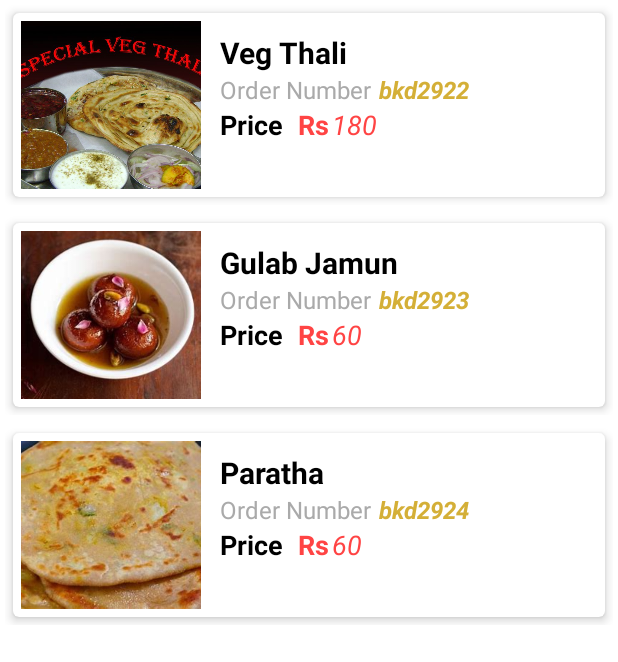
After one commit to Avi2001tech/Baba_ka_Dhaba, an Android app: the OrderActivity screen opened directly, with no data from a screen before it, on a phone screen of 412 x 824 dp. The commit adds this screen. Shown: the top 662 px of the screen. Run offline under Robolectric (Android 15) with nearby library versions, the phone set to English and light mode, and no system bars.

Commit message:
Created Order activity page but not intent passed yet,the order activity is a recycler view list

```diff
--- a/app/src/main/AndroidManifest.xml
+++ b/app/src/main/AndroidManifest.xml
@@ -14,6 +14,9 @@
         android:theme="@style/Theme.BabaKaDhaba"
         tools:targetApi="31">
         <activity
+            android:name=".OrderActivity"
+            android:exported="false" />
+        <activity
             android:name=".MainActivity"
             android:exported="true">
             <intent-filter>
--- /dev/null
+++ b/app/src/main/java/com/example/babakadhaba/Adapters/OrdersAdapter.java
@@ -0,0 +1,64 @@
+package com.example.babakadhaba.Adapters;
+
+import android.content.Context;
+import android.view.LayoutInflater;
+import android.view.View;
+import android.view.ViewGroup;
+import android.widget.ImageView;
+import android.widget.TextView;
+
+import androidx.annotation.NonNull;
+import androidx.recyclerview.widget.RecyclerView;
+
+import com.example.babakadhaba.Models.OrdersModel;
+import com.example.babakadhaba.R;
+
+import java.util.ArrayList;
+
+public class OrdersAdapter extends RecyclerView.Adapter<OrdersAdapter.viewholder> {
+
+    ArrayList<OrdersModel> list;
+    Context context;
+
+    public OrdersAdapter(ArrayList<OrdersModel> list, Context context) {
+        this.list = list;
+        this.context = context;
+    }
+
+    @NonNull
+    @Override
+    public viewholder onCreateViewHolder(@NonNull ViewGroup parent, int viewType) {
+        View view = LayoutInflater.from(context).inflate(R.layout.order_sample,parent,false);
+        return new viewholder(view);
+    }
+
+    @Override
+    public void onBindViewHolder(@NonNull viewholder holder, int position) {
+        final OrdersModel model = list.get(position);
+        holder.orderImg.setImageResource(model.getOrderImage());
+        holder.orderNo.setText(model.getOrderNumber());
+        holder.orderName.setText(model.getOrderName());
+        holder.price.setText(model.getPrice());
+
+    }
+
+    @Override
+    public int getItemCount() {
+        return list.size();
+    }
+
+    public class viewholder extends RecyclerView.ViewHolder{
+
+        ImageView orderImg;
+        TextView orderName,price,orderNo;
+
+        public viewholder(@NonNull View itemView) {
+            super(itemView);
+
+            orderImg = itemView.findViewById(R.id.order_img);
+            orderName = itemView.findViewById(R.id.order_name);
+            price = itemView.findViewById(R.id.order_price);
+            orderNo=itemView.findViewById(R.id.order_id);
+        }
+    }
+}
--- /dev/null
+++ b/app/src/main/java/com/example/babakadhaba/Models/OrdersModel.java
@@ -0,0 +1,45 @@
+package com.example.babakadhaba.Models;
+
+public class OrdersModel {
+    int orderImage;
+    String orderName,price,orderNumber;
+
+    public OrdersModel(int orderImage, String orderName, String price, String orderNumber) {
+        this.orderImage = orderImage;
+        this.orderName = orderName;
+        this.price = price;
+        this.orderNumber = orderNumber;
+    }
+
+    public int getOrderImage() {
+        return orderImage;
+    }
+
+    public void setOrderImage(int orderImage) {
+        this.orderImage = orderImage;
+    }
+
+    public String getOrderName() {
+        return orderName;
+    }
+
+    public void setOrderName(String orderName) {
+        this.orderName = orderName;
+    }
+
+    public String getPrice() {
+        return price;
+    }
+
+    public void setPrice(String price) {
+        this.price = price;
+    }
+
+    public String getOrderNumber() {
+        return orderNumber;
+    }
+
+    public void setOrderNumber(String orderNumber) {
+        this.orderNumber = orderNumber;
+    }
+}
--- /dev/null
+++ b/app/src/main/java/com/example/babakadhaba/OrderActivity.java
@@ -0,0 +1,37 @@
+package com.example.babakadhaba;
+
+import androidx.appcompat.app.AppCompatActivity;
+import androidx.recyclerview.widget.LinearLayoutManager;
+
+import android.os.Bundle;
+
+import com.example.babakadhaba.Adapters.OrdersAdapter;
+import com.example.babakadhaba.Models.OrdersModel;
+import com.example.babakadhaba.databinding.ActivityOrderBinding;
+
+import java.util.ArrayList;
+
+public class OrderActivity extends AppCompatActivity {
+    ActivityOrderBinding binding;
+
+    @Override
+    protected void onCreate(Bundle savedInstanceState) {
+        super.onCreate(savedInstanceState);
+        binding = ActivityOrderBinding.inflate(getLayoutInflater());
+        setContentView(binding.getRoot());
+
+        ArrayList<OrdersModel> list = new ArrayList<>();
+        list.add(new OrdersModel(R.drawable.veg,"Veg Thali","180","bkd2922"));
+        list.add(new OrdersModel(R.drawable.gulab_jamun_4pc,"Gulab Jamun","60","bkd2923"));
+        list.add(new OrdersModel(R.drawable.paratha,"Paratha","60","bkd2924"));
+
+        OrdersAdapter adapter = new OrdersAdapter(list,this);
+        binding.orderRecyclerview.setAdapter(adapter);
+
+        LinearLayoutManager layoutManager = new LinearLayoutManager(this);
+        binding.orderRecyclerview.setLayoutManager(layoutManager);
+
+
+
+    }
+}
--- a/app/src/main/res/layout/activity_main.xml
+++ b/app/src/main/res/layout/activity_main.xml
@@ -19,7 +19,9 @@
              android:id="@+id/toolbar"
              android:layout_width="match_parent"
              android:layout_height="wrap_content"
-             android:theme="@style/ThemeOverlay.AppCompat.ActionBar"></androidx.appcompat.widget.Toolbar>
+             android:theme="@style/ThemeOverlay.AppCompat.ActionBar">
+
+         </androidx.appcompat.widget.Toolbar>
 
          <TextView
              android:layout_centerInParent="true"
--- /dev/null
+++ b/app/src/main/res/layout/activity_order.xml
@@ -0,0 +1,16 @@
+<?xml version="1.0" encoding="utf-8"?>
+<LinearLayout xmlns:android="http://schemas.android.com/apk/res/android"
+    xmlns:app="http://schemas.android.com/apk/res-auto"
+    xmlns:tools="http://schemas.android.com/tools"
+    android:layout_width="match_parent"
+    android:layout_height="match_parent"
+    android:orientation="vertical"
+    tools:context=".OrderActivity">
+
+    <androidx.recyclerview.widget.RecyclerView
+        android:layout_width="match_parent"
+        android:layout_height="wrap_content"
+        android:id="@+id/order_recyclerview"
+        tools:listitem="@layout/order_sample"/>
+
+</LinearLayout>
--- /dev/null
+++ b/app/src/main/res/layout/order_sample.xml
@@ -0,0 +1,113 @@
+<?xml version="1.0" encoding="utf-8"?>
+<LinearLayout xmlns:android="http://schemas.android.com/apk/res/android"
+    android:layout_width="match_parent"
+    android:layout_height="140dp"
+    xmlns:app="http://schemas.android.com/apk/res-auto"
+    android:orientation="vertical"
+    android:padding="3dp">
+
+    <androidx.cardview.widget.CardView
+        android:layout_width="match_parent"
+        android:layout_height="wrap_content"
+        android:layout_margin="5dp"
+        app:cardElevation="4dp"
+        app:cardCornerRadius="4dp">
+
+        <LinearLayout
+            android:layout_width="match_parent"
+            android:layout_height="match_parent"
+            android:orientation="horizontal">
+
+            <ImageView
+                android:id="@+id/order_img"
+                android:layout_width="120dp"
+                android:layout_height="wrap_content"
+                android:scaleType="centerCrop"
+                android:src="@drawable/eggcurry"
+                android:layout_margin="5dp"/>
+
+            <LinearLayout
+                android:layout_width="match_parent"
+                android:layout_height="match_parent"
+                android:layout_margin="5dp"
+                android:orientation="vertical"
+                android:layout_gravity="center"
+                android:padding="2dp">
+
+                <TextView
+                    android:id="@+id/order_name"
+                    android:layout_width="match_parent"
+                    android:layout_height="wrap_content"
+                    android:layout_marginTop="5dp"
+                    android:text="food name"
+                    android:textColor="@android:color/black"
+                    android:textSize="20sp"
+                    android:textStyle="bold" />
+
+                <LinearLayout
+                    android:layout_width="match_parent"
+                    android:layout_height="wrap_content"
+                    android:orientation="horizontal">
+
+                    <TextView
+                        android:layout_width="wrap_content"
+                        android:layout_height="wrap_content"
+                        android:textSize="16sp"
+                        android:textColor="@android:color/darker_gray"
+                        android:text="Order Number" />
+
+                    <TextView
+                        android:id="@+id/order_id"
+                        android:layout_width="wrap_content"
+                        android:layout_height="wrap_content"
+                        android:textSize="16sp"
+                        android:textColor="#d4af37"
+                        android:text="bkd2922"
+                        android:layout_marginStart="5dp"
+                        android:textStyle="italic|bold"/>
+
+                </LinearLayout>
+
+                <LinearLayout
+                    android:layout_width="match_parent"
+                    android:layout_height="wrap_content"
+                    android:orientation="horizontal">
+
+                    <TextView
+                        android:layout_width="wrap_content"
+                        android:layout_height="wrap_content"
+                        android:textSize="18sp"
+                        android:textColor="@android:color/black"
+                        android:text="Price"
+                        android:textStyle="bold"/>
+
+                    <TextView
+                        android:layout_width="wrap_content"
+                        android:layout_height="wrap_content"
+                        android:textSize="18sp"
+                        android:textColor="@android:color/holo_red_light"
+                        android:text="Rs"
+                        android:layout_marginStart="10dp"
+                        android:textStyle="bold"/>
+
+                    <TextView
+                        android:id="@+id/order_price"
+                        android:layout_width="wrap_content"
+                        android:layout_height="wrap_content"
+                        android:textSize="18sp"
+                        android:textColor="@android:color/holo_red_light"
+                        android:text="Price"
+                        android:layout_marginStart="2dp"
+                        android:textStyle="italic"/>
+
+                </LinearLayout>
+
+
+            </LinearLayout>
+
+
+        </LinearLayout>
+
+    </androidx.cardview.widget.CardView>
+
+</LinearLayout>
```
